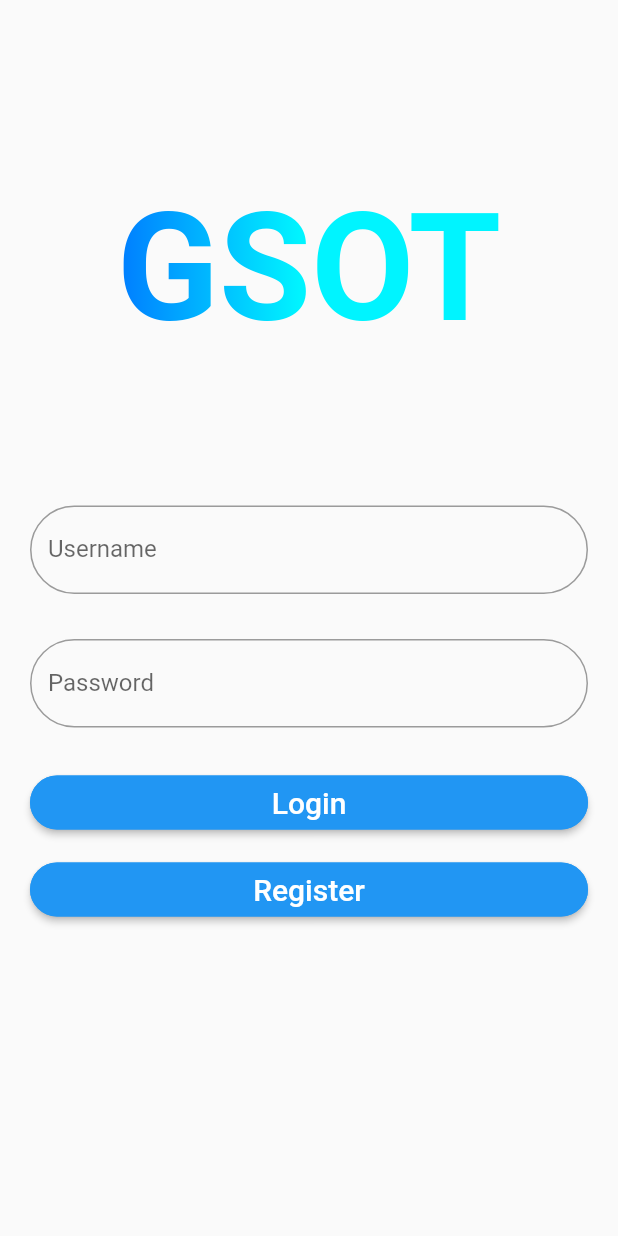
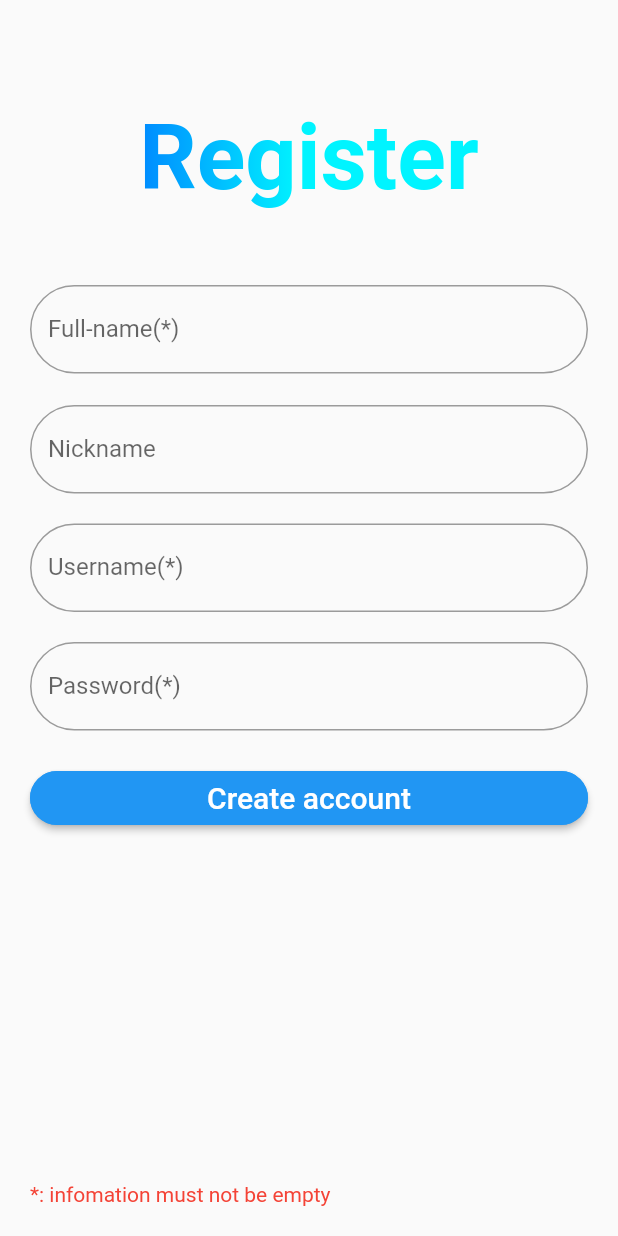
Before and after one commit to HoangDuck/gsot_intern_social_media, a Flutter app: the screen it shows after launch, after a tap on "Register", on a phone screen of 412 x 824 dp. Run offline on Flutter 3.47's test engine with Material 2 defaults, Android fonts, the phone set to English and light mode, and no system bars; our stand-ins replace page_transition, shared_preferences; network calls fail.

Commit message:
Commit register ui

```diff
--- a/lib/main.dart
+++ b/lib/main.dart
@@ -10,6 +10,7 @@ import 'package:social_media/view/notificationpage.dart';
 import 'package:social_media/view/popupadd.dart';
 import 'package:page_transition/page_transition.dart';
 import 'package:social_media/view/profilepage.dart';
+import 'package:social_media/view/registerpage.dart';
 import 'view/homepage.dart';
 
 void main() {
@@ -199,7 +200,15 @@ class _LoginPageUIState extends State<LoginPageUI> {
                 )
             ),
             onPressed: () {
-
+              Navigator.push(
+                  context,
+                  PageTransition(
+                      type: PageTransitionType.fade,
+                      child: SafeArea(
+                          child: RegisterProviderUI()
+                      )
+                  )
+              );
             },
             child:
             Container(
@@ -249,6 +258,7 @@ class _PagesState extends State<Pages> {
         },
     );
   }
+  //UI Homepage
   Widget buildHomePage(BuildContext context){
     return Scaffold(
       bottomNavigationBar: BottomAppBar(
--- /dev/null
+++ b/lib/view/registerpage.dart
@@ -0,0 +1,201 @@
+import 'dart:developer';
+
+import 'package:flutter/material.dart';
+import 'package:provider/provider.dart';
+import 'package:social_media/converter/login_data_converter.dart';
+//import 'package:page_transition/page_transition.dart';
+class RegisterProviderUI extends StatelessWidget {
+  const RegisterProviderUI({Key? key}) : super(key: key);
+
+  @override
+  Widget build(BuildContext context) {
+    return Scaffold(
+        resizeToAvoidBottomInset:false,
+        body: Provider<LoginDataConverter>.value(
+          value: LoginDataConverter(),
+          child:Register()
+        ));
+  }
+}
+
+class Register extends StatefulWidget {
+  const Register({Key? key}) : super(key: key);
+
+  @override
+  _RegisterState createState() => _RegisterState();
+}
+
+class _RegisterState extends State<Register> {
+  String _stateRegister="";
+  String _stateRegisterName="";
+  late TextEditingController txtToDoControllerName;
+  late TextEditingController txtToDoControllerNickName;
+  late TextEditingController txtToDoControllerUsername;
+  late TextEditingController txtToDoControllerPassword;
+  void _stateRegisterNameEmpty() {
+    setState(() {
+      _stateRegisterName="Full-name must not be empty";
+    });
+  }
+  void _stateRegisterPasswordEmpty() {
+    setState(() {
+      _stateRegister="Username or password must not be empty";
+    });
+  }
+  void _stateRegisterAccountExist() {
+    setState(() {
+      _stateRegister="This account is exist";
+    });
+  }
+  @override
+  void initState() {
+    super.initState();
+    //vừa hiện widget là khởi tạo controller để người dùng nhập vào
+    txtToDoControllerName= TextEditingController();
+    txtToDoControllerNickName= TextEditingController();
+    txtToDoControllerUsername= TextEditingController();
+    txtToDoControllerPassword= TextEditingController();
+  }
+  @override
+  Widget build(BuildContext context) {
+    return Container(
+          padding: EdgeInsets.all(20),
+          child: buildRegisterPage(),
+      );
+  }
+  Widget buildRegisterPage(){
+    LoginDataConverter loginDataConverter=Provider.of<LoginDataConverter>(context);
+    loginDataConverter.initData();
+    return Column(
+      children: [
+        Container(
+          padding: const EdgeInsets.only(top: 50,bottom: 50,),
+          child: Text("Register",
+            style: TextStyle(
+                fontSize: 60,
+                fontWeight: FontWeight.bold,
+                foreground: Paint()..shader = const LinearGradient(
+                  begin: Alignment.topLeft,
+                  end: Alignment.topRight,
+                  colors: <Color>[
+                    Color(0xff002fff),
+                    Color(0xff00f4ff),
+                  ],
+                ).createShader(const Rect.fromLTWH(0.0, 0.0, 200.0, 100.0))
+            ),
+          ),
+        ),
+        TextFormField(
+          controller: txtToDoControllerName,
+            decoration: const InputDecoration(
+              labelText: "Full-name(*)",
+              border: OutlineInputBorder( //Outline border type for TextField
+                borderRadius: BorderRadius.all(Radius.circular(30)),
+              ),
+            )
+        ),
+        Container(
+          //container để hiện statelogin nếu người dùng đăng nhập có vấn đề như sai mk hoặc username
+          width: MediaQuery.of(context).size.width,
+          padding: EdgeInsets.all(2.5),
+          child: Text(_stateRegisterName,style: TextStyle(color: Colors.red,fontWeight: FontWeight.bold),),
+        ),
+        TextFormField(
+          controller: txtToDoControllerNickName,
+          decoration: const InputDecoration(
+            labelText: "Nickname",
+            border: OutlineInputBorder( //Outline border type for TextField
+              borderRadius: BorderRadius.all(Radius.circular(30)),
+            ),
+          ),
+          obscureText: true,
+        ),
+        Container(
+          //container để hiện statelogin nếu người dùng đăng nhập có vấn đề như sai mk hoặc username
+          width: MediaQuery.of(context).size.width,
+          padding: EdgeInsets.all(10),
+        ),
+        TextFormField(
+          controller: txtToDoControllerUsername,
+            decoration: const InputDecoration(
+              labelText: "Username(*)",
+              border: OutlineInputBorder( //Outline border type for TextField
+                borderRadius: BorderRadius.all(Radius.circular(30)),
+              ),
+            )
+        ),
+        Container(
+          //container để hiện statelogin nếu người dùng đăng nhập có vấn đề như sai mk hoặc username
+          width: MediaQuery.of(context).size.width,
+          padding: EdgeInsets.all(10),
+        ),
+        TextFormField(
+          controller: txtToDoControllerPassword,
+          decoration: const InputDecoration(
+            labelText: "Password(*)",
+            border: OutlineInputBorder( //Outline border type for TextField
+              borderRadius: BorderRadius.all(Radius.circular(30)),
+            ),
+          ),
+          obscureText: true,
+        ),
+        Container(
+          //container để hiện statelogin nếu người dùng đăng nhập có vấn đề như sai mk hoặc username
+          width: MediaQuery.of(context).size.width,
+          padding: EdgeInsets.all(2.5),
+          child: Text(_stateRegister,style: TextStyle(color: Colors.red,fontWeight: FontWeight.bold),),
+        ),
+        ElevatedButton(
+          style: ButtonStyle(
+              shape: MaterialStateProperty.all<RoundedRectangleBorder>(
+                  RoundedRectangleBorder(
+                      borderRadius: BorderRadius.circular(30.0),
+                      side: const BorderSide(color: Colors.blue)
+                  )
+              )
+          ),
+          onPressed: () {
+            if(txtToDoControllerUsername.text == ""
+                || txtToDoControllerPassword.text == ""){
+              _stateRegisterPasswordEmpty();//gọi hàm setstate trong hàm này và xuất ra message
+            }
+            if(txtToDoControllerName.text==""){
+              _stateRegisterNameEmpty();
+              return;
+            }
+            try{
+              //vì thiết bị có thể có nhìu hơn 1 tk đăng nhập nên chỗ này phải có for
+              for(int i=0;i<loginDataConverter.listUserLogins.length;i++){
+                var username=loginDataConverter.listUserLogins[i].username.toString();
+                var password=loginDataConverter.listUserLogins[i].password.toString();
+                if(username==txtToDoControllerUsername.text
+                    && password==txtToDoControllerPassword.text){
+                  _stateRegisterAccountExist();
+                  return;
+                  //check ràng buộc người dùng sai mk
+                }
+              }
+              //không rời vào các trường hợp trên thì báo tk ko tồn tại
+
+            }catch(e){
+              log(e.toString());
+            }
+          },
+          child:
+          Container(
+            color: Colors.blue,
+            child: const Center(
+              child: Text("Create account",style: TextStyle(fontSize: 20,color: Colors.white),),
+            ),
+          ),
+        ),
+        Expanded(
+          child: Container(
+            alignment: Alignment.bottomLeft,
+            child: Text("*: infomation must not be empty",style: TextStyle(color: Colors.red),),
+          ),
+        )
+      ],
+    );
+  }
+}
```
